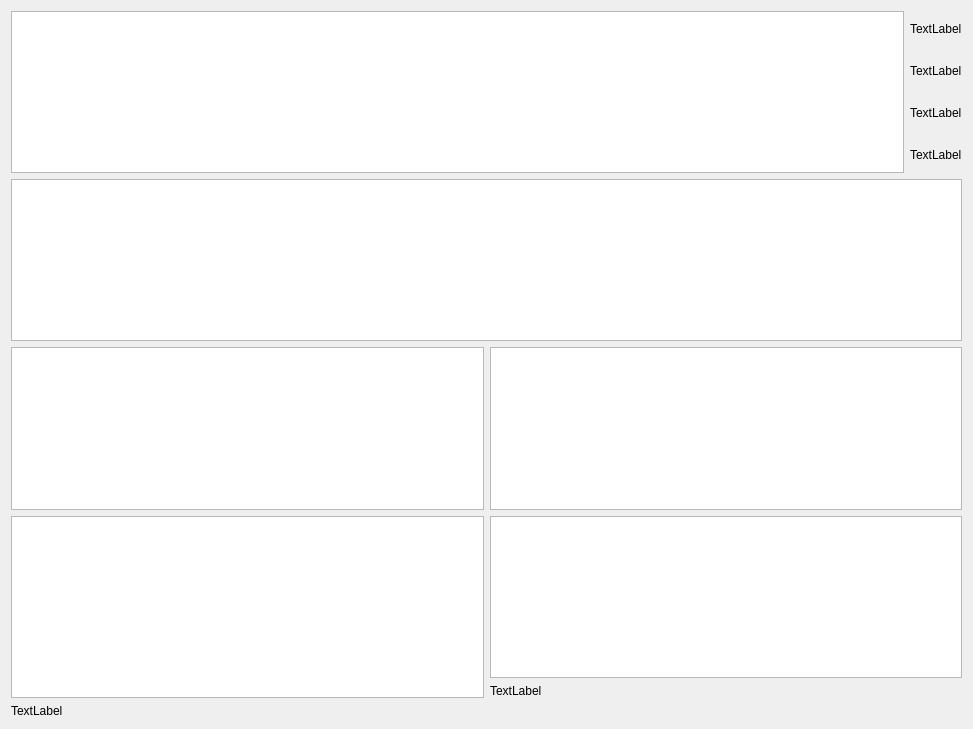
This is window.ui in dekarh/SbScan as Qt 5 draws it before an edit. The edited form follows.
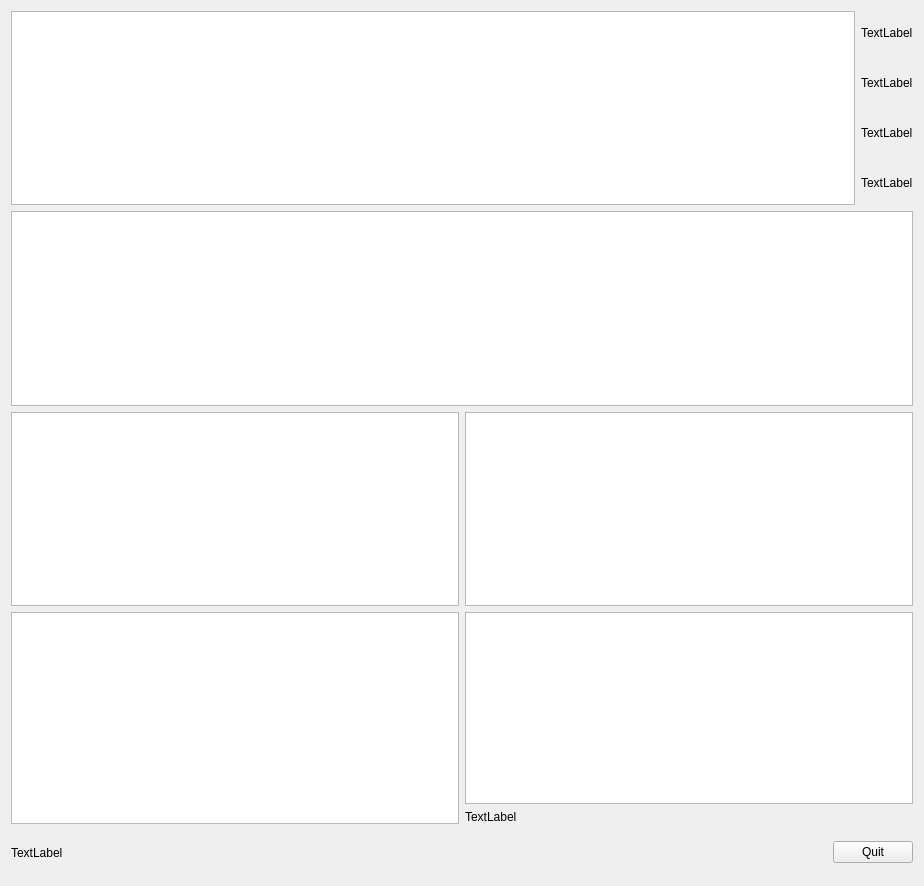
This is the edited form.

Diff of the .ui file:
```diff
--- a/window.ui
+++ b/window.ui
@@ -6,8 +6,8 @@
    <rect>
     <x>0</x>
     <y>0</y>
-    <width>973</width>
-    <height>729</height>
+    <width>924</width>
+    <height>886</height>
    </rect>
   </property>
   <property name="windowTitle">
@@ -17,7 +17,7 @@
    <item>
     <layout class="QHBoxLayout" name="horizontalLayout_3">
      <item>
-      <widget class="QTableView" name="tableView"/>
+      <widget class="QTableWidget" name="tableFIOmain"/>
      </item>
      <item>
       <layout class="QVBoxLayout" name="verticalLayout_2">
@@ -54,27 +54,27 @@
     </layout>
    </item>
    <item>
-    <widget class="QTableView" name="tableView_2"/>
+    <widget class="QTableWidget" name="tableFirms"/>
    </item>
    <item>
     <layout class="QHBoxLayout" name="horizontalLayout">
      <item>
-      <widget class="QListView" name="listView_2"/>
+      <widget class="QTableWidget" name="tableFIO"/>
      </item>
      <item>
-      <widget class="QListView" name="listView"/>
+      <widget class="QTableWidget" name="tableOKWED"/>
      </item>
     </layout>
    </item>
    <item>
     <layout class="QHBoxLayout" name="horizontalLayout_2">
      <item>
-      <widget class="QListView" name="listView_3"/>
+      <widget class="QTableWidget" name="tableFirm2gis"/>
      </item>
      <item>
       <layout class="QVBoxLayout" name="verticalLayout">
        <item>
-        <widget class="QListView" name="listView_4"/>
+        <widget class="QTableWidget" name="tableContacts2gis"/>
        </item>
        <item>
         <widget class="QLabel" name="label">
@@ -88,11 +88,46 @@
     </layout>
    </item>
    <item>
-    <widget class="QLabel" name="label_2">
-     <property name="text">
-      <string>TextLabel</string>
-     </property>
-    </widget>
+    <layout class="QHBoxLayout" name="horizontalLayout_4">
+     <item>
+      <widget class="QLabel" name="label_desc">
+       <property name="enabled">
+        <bool>true</bool>
+       </property>
+       <property name="sizePolicy">
+        <sizepolicy hsizetype="Preferred" vsizetype="Preferred">
+         <horstretch>0</horstretch>
+         <verstretch>0</verstretch>
+        </sizepolicy>
+       </property>
+       <property name="minimumSize">
+        <size>
+         <width>0</width>
+         <height>45</height>
+        </size>
+       </property>
+       <property name="lineWidth">
+        <number>1</number>
+       </property>
+       <property name="text">
+        <string>TextLabel</string>
+       </property>
+      </widget>
+     </item>
+     <item>
+      <widget class="QPushButton" name="pushButton">
+       <property name="sizePolicy">
+        <sizepolicy hsizetype="Maximum" vsizetype="Fixed">
+         <horstretch>0</horstretch>
+         <verstretch>0</verstretch>
+        </sizepolicy>
+       </property>
+       <property name="text">
+        <string>Quit</string>
+       </property>
+      </widget>
+     </item>
+    </layout>
    </item>
   </layout>
  </widget>
```
Left out of the diff: 10 changed lines with no effect on the pictures.
